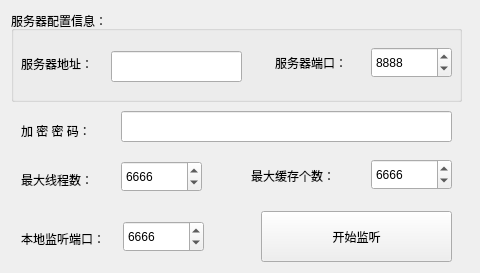
Before: the Qt Designer form Client/mainwindow.ui in dushibaiyu/QSocket5Tunnel, drawn with Qt 5.
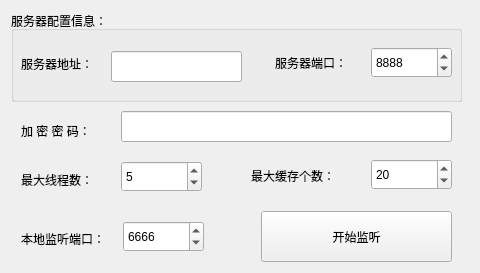
After: the same form once the commit is applied. Icons and pictures are not drawn.

```diff
--- a/Client/mainwindow.ui
+++ b/Client/mainwindow.ui
@@ -212,13 +212,13 @@
          </rect>
         </property>
         <property name="minimum">
-         <number>1000</number>
+         <number>0</number>
         </property>
         <property name="maximum">
-         <number>10000</number>
+         <number>500</number>
         </property>
         <property name="value">
-         <number>6666</number>
+         <number>20</number>
         </property>
        </widget>
        <widget class="QSpinBox" name="maxthread">
@@ -231,13 +231,13 @@
          </rect>
         </property>
         <property name="minimum">
-         <number>1000</number>
+         <number>1</number>
         </property>
         <property name="maximum">
-         <number>10000</number>
+         <number>100</number>
         </property>
         <property name="value">
-         <number>6666</number>
+         <number>5</number>
         </property>
        </widget>
       </widget>
```
